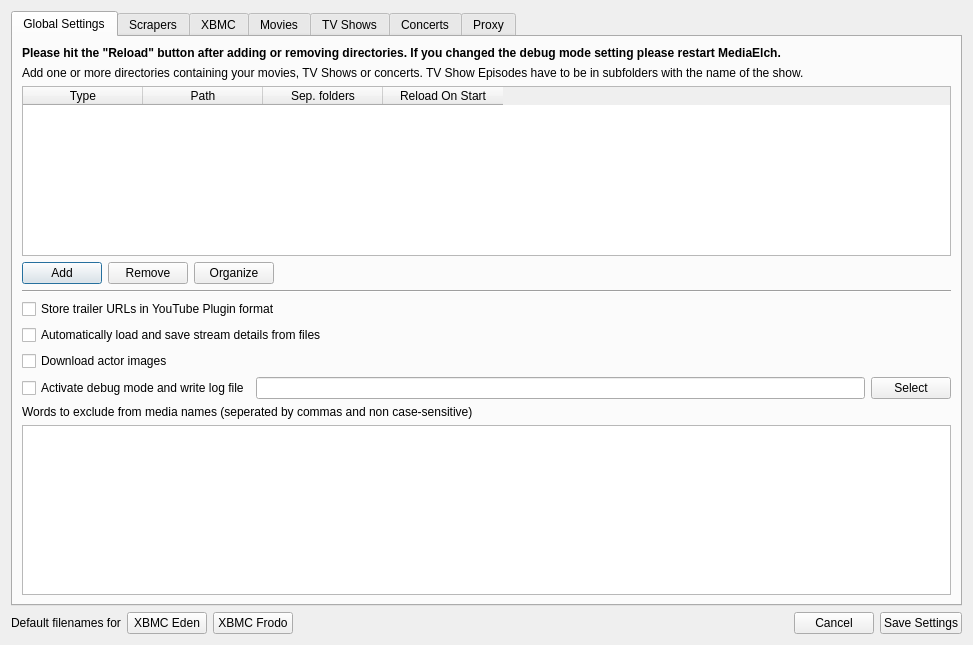
Above: settings/SettingsWidget.ui from Komet/MediaElch before the change. Below: the same form after it.
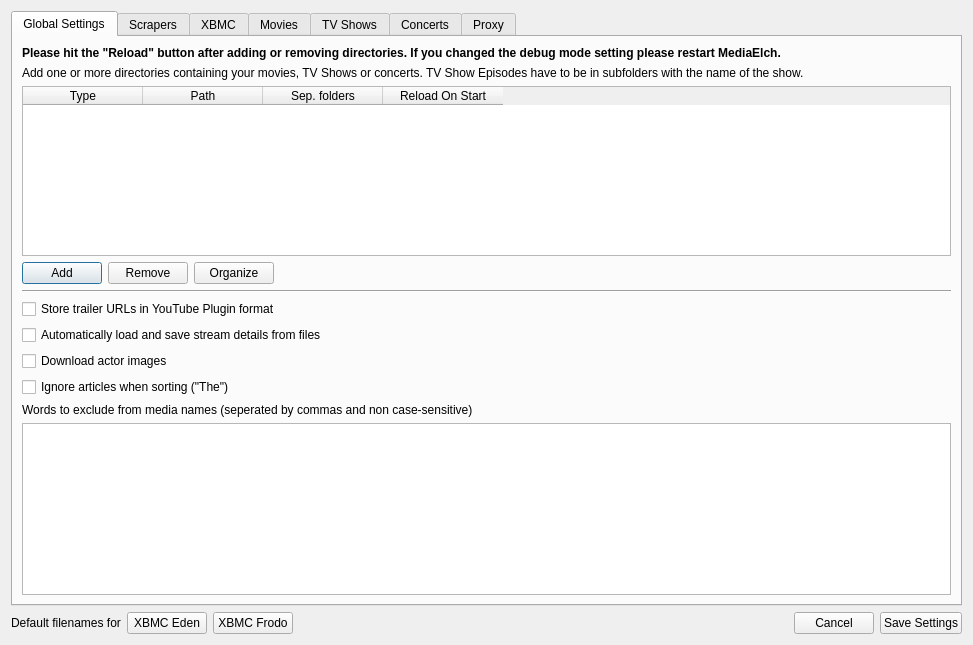
That is the form after the change. Icons and pictures are not drawn. Custom widgets are drawn as their Qt base class.

Patch:
```diff
--- a/settings/SettingsWidget.ui
+++ b/settings/SettingsWidget.ui
@@ -227,25 +227,11 @@
         </widget>
        </item>
        <item>
-        <layout class="QHBoxLayout" name="horizontalLayout_2">
-         <item>
-          <widget class="QCheckBox" name="chkActivateDebug">
+        <widget class="QCheckBox" name="chkIgnoreArticlesWhenSorting">
            <property name="text">
-            <string>Activate debug mode and write log file</string>
-           </property>
-          </widget>
-         </item>
-         <item>
-          <widget class="QLineEdit" name="logfilePath"/>
-         </item>
-         <item>
-          <widget class="QPushButton" name="buttonChooseLogfile">
-           <property name="text">
-            <string>Select</string>
-           </property>
-          </widget>
-         </item>
-        </layout>
+          <string>Ignore articles when sorting (&quot;The&quot;)</string>
+         </property>
+        </widget>
        </item>
        <item>
         <widget class="QLabel" name="label_excludeWords">
```
Lines whose indentation alone changed are shown as unchanged.
